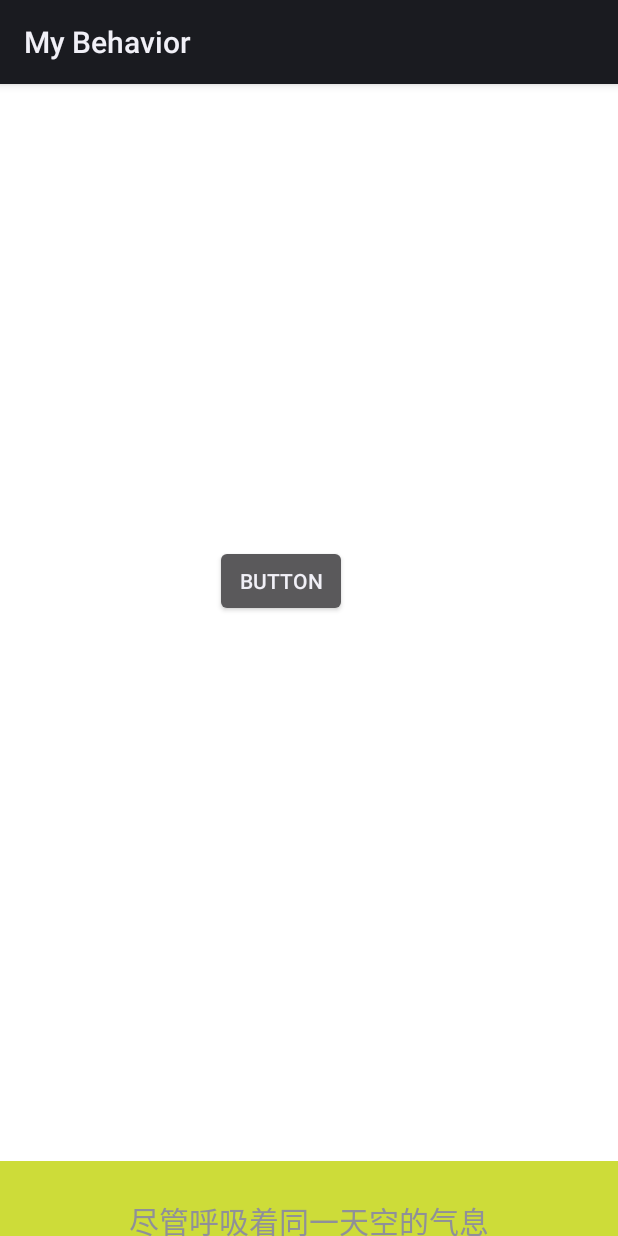
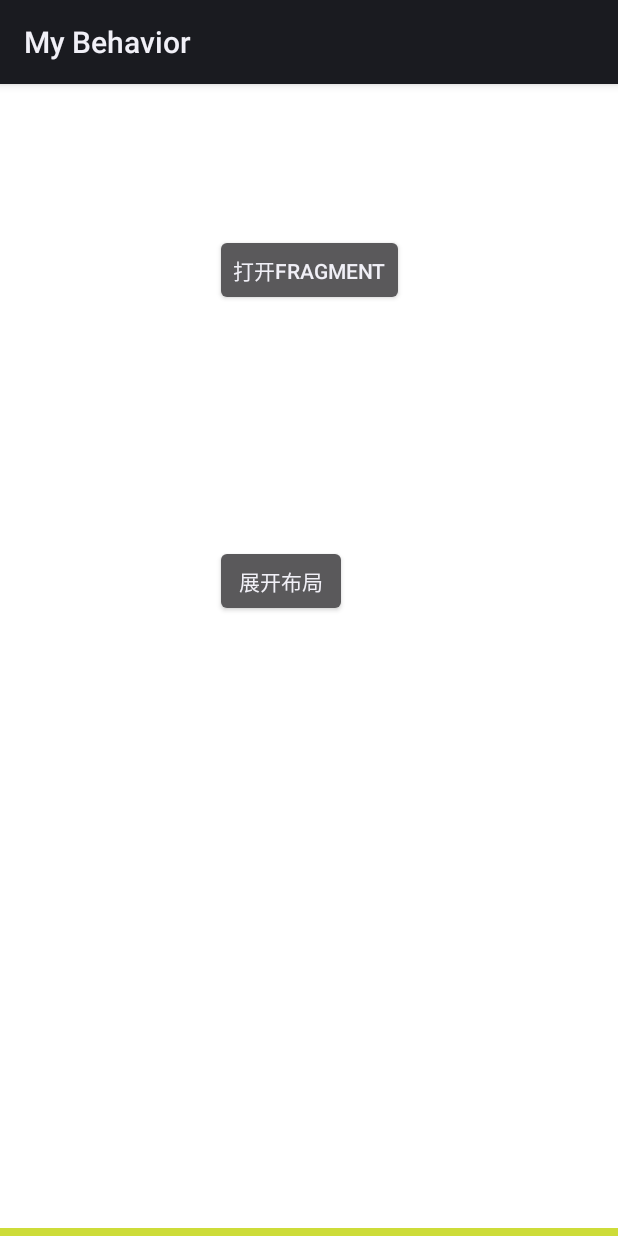
Before and after one commit to liangke21/Behavior, an Android app: the layout activity_main.xml on its own in the app's theme, with its tools: preview values and no code run, on a phone screen of 412 x 824 dp. Run offline under Robolectric (Android 15) with nearby library versions, the phone set to English and light mode, and no system bars.

Commit message:
准备修改偏移量

```diff
--- a/app/src/main/java/com/example/myBehavior/internal/ViewUtils.kt
+++ b/app/src/main/java/com/example/myBehavior/internal/ViewUtils.kt
@@ -15,9 +15,9 @@ object ViewUtils {
         // 创建视图填充状态的快照。
         val initialPadding = RelativePadding(
             ViewCompat.getPaddingStart(view),
-            view.paddingRight,//TODO 顶部换右边 view.paddingTop,
+            view.paddingTop,//TODO 顶部换右边 view.paddingTop,
             ViewCompat.getPaddingEnd(view),
-            view.paddingLeft //TODO 左边换底部 view.paddingBottom
+            view.paddingBottom //TODO 左边换底部 view.paddingBottom
         )
 
         // 设置一个实际的 OnApplyWindowInsetsListener 代理给定的回调，也传递
--- a/app/src/main/java/com/example/myBehavior/view/LeftSheetBehavior.kt
+++ b/app/src/main/java/com/example/myBehavior/view/LeftSheetBehavior.kt
@@ -27,7 +27,7 @@ import androidx.customview.view.AbsSavedState
 import androidx.customview.widget.ViewDragHelper
 import com.example.myBehavior.R
 import com.example.myBehavior.internal.ViewUtils
-import com.google.android.material.bottomsheet.BottomSheetBehavior
+
 import com.google.android.material.resources.MaterialResources
 import com.google.android.material.shape.MaterialShapeDrawable
 import com.google.android.material.shape.ShapeAppearanceModel
@@ -244,7 +244,7 @@ class LeftSheetBehavior<V : View> : CoordinatorLayout.Behavior<V> {
         } else {
             setPeekHeight(
                 a.getDimensionPixelSize(
-                    R.styleable.BottomSheetBehavior_Layout_behavior_peekHeight, BottomSheetBehavior.PEEK_HEIGHT_AUTO
+                    R.styleable.BottomSheetBehavior_Layout_behavior_peekHeight, PEEK_HEIGHT_AUTO
                 )
             )
         }
@@ -259,7 +259,7 @@ class LeftSheetBehavior<V : View> : CoordinatorLayout.Behavior<V> {
             a.getBoolean(R.styleable.BottomSheetBehavior_Layout_behavior_skipCollapsed, false)
         )
         setDraggable(a.getBoolean(R.styleable.BottomSheetBehavior_Layout_behavior_draggable, true))
-        setSaveFlags(a.getInt(R.styleable.BottomSheetBehavior_Layout_behavior_saveFlags, BottomSheetBehavior.SAVE_NONE))
+        setSaveFlags(a.getInt(R.styleable.BottomSheetBehavior_Layout_behavior_saveFlags, SAVE_NONE))
         setHalfExpandedRatio(
             a.getFloat(R.styleable.BottomSheetBehavior_Layout_behavior_halfExpandedRatio, 0.5f)
         )
@@ -423,7 +423,7 @@ class LeftSheetBehavior<V : View> : CoordinatorLayout.Behavior<V> {
      * @attr ref
      * com.google.android.material.R.styleable#BottomSheetBehavior_Layout_behavior_peekHeight
      */
-    open fun setPeekHeight(peekHeight: Int) {
+     fun setPeekHeight(peekHeight: Int) {
         setPeekHeight(peekHeight, false)
     }
 
@@ -581,7 +581,7 @@ class LeftSheetBehavior<V : View> : CoordinatorLayout.Behavior<V> {
             viewDragHelper = dragCallback?.let { ViewDragHelper.create(parent, it) }
         }
         //TODO 顶部换右边
-        val savedTop = child.top
+        val savedTop = child.right
         // 首先让父级布局
         parent.onLayoutChild(child, layoutDirection)
         // 偏移底部纸张
@@ -603,7 +603,7 @@ class LeftSheetBehavior<V : View> : CoordinatorLayout.Behavior<V> {
             ViewCompat.offsetTopAndBottom(child, collapsedOffset)
         } else if (state == STATE_DRAGGING || state == STATE_SETTLING) {
             //TODO 顶部换右边
-            ViewCompat.offsetTopAndBottom(child, savedTop - child.right)
+            ViewCompat.offsetTopAndBottom(child, savedTop - child.top)
         }
 
         nestedScrollingChildRef = WeakReference<View>(findScrollingChild(child))
@@ -720,7 +720,7 @@ class LeftSheetBehavior<V : View> : CoordinatorLayout.Behavior<V> {
             if (newTop < getExpandedOffset()) {
                 consumed[1] = currentTop - getExpandedOffset()
                 //TODO 顶部和底部 改 左部和右部
-                ViewCompat.offsetTopAndBottom(child, -consumed[1])
+                ViewCompat.offsetLeftAndRight(child, -consumed[1])
                 setStateInternal(STATE_EXPANDED)
             } else {
                 if (!draggable) {
@@ -729,7 +729,7 @@ class LeftSheetBehavior<V : View> : CoordinatorLayout.Behavior<V> {
                 }
                 consumed[1] = dy
                 //TODO 顶部和底部 改 左部和右部
-                ViewCompat.offsetTopAndBottom(child, -dy)
+                ViewCompat.offsetLeftAndRight(child, -dy)
                 setStateInternal(STATE_DRAGGING)
             }
         } else if (dy < 0) { // Downward
@@ -741,17 +741,17 @@ class LeftSheetBehavior<V : View> : CoordinatorLayout.Behavior<V> {
                     }
                     consumed[1] = dy
                     //TODO 顶部和底部 改 左部和右部
-                    ViewCompat.offsetTopAndBottom(child, -dy)
+                    ViewCompat.offsetLeftAndRight(child, -dy)
                     setStateInternal(STATE_DRAGGING)
                 } else {
                     consumed[1] = currentTop - collapsedOffset
-                    ViewCompat.offsetTopAndBottom(child, -consumed[1])
+                    ViewCompat.offsetLeftAndRight(child, -consumed[1])
                     setStateInternal(STATE_COLLAPSED)
                 }
             }
         }
         //todo 顶部换右
-        dispatchOnSlide(child.top)
+        dispatchOnSlide(child.right)
         lastNestedScrollDy = dy
         nestedScrolled = true
     }
@@ -1086,7 +1086,7 @@ class LeftSheetBehavior<V : View> : CoordinatorLayout.Behavior<V> {
                     return false
                 }
             }
-            return viewRef != null && viewRef!!.get() === child
+            return viewRef != null && viewRef!!.get() == child
         }
 
         override fun onViewPositionChanged(
@@ -1221,6 +1221,8 @@ class LeftSheetBehavior<V : View> : CoordinatorLayout.Behavior<V> {
                 collapsedOffset
             }
         }
+
+
     }
     //</editor-fold>
 
--- a/app/src/main/res/layout/activity_main.xml
+++ b/app/src/main/res/layout/activity_main.xml
@@ -13,15 +13,37 @@
         android:layout_height="wrap_content"
         android:layout_marginStart="143dp"
         android:layout_marginTop="307dp"
-        android:text="Button"
+        android:text="展开布局"
         app:layout_constraintStart_toStartOf="parent"
         app:layout_constraintTop_toTopOf="parent" />
+
+    <Button
+        android:id="@+id/button6"
+        android:layout_width="wrap_content"
+        android:layout_height="wrap_content"
+        android:layout_marginStart="143dp"
+        android:layout_marginTop="100dp"
+        android:text="打开Fragment"
+        app:layout_constraintStart_toStartOf="parent"
+        app:layout_constraintTop_toTopOf="parent" />
+
+    <HorizontalScrollView
+        android:layout_width="match_parent"
+        android:layout_height="match_parent"
+        android:contentDescription="横向滑动">
+
+        <FrameLayout
+            android:id="@+id/fl"
+            android:layout_width="wrap_content"
+            android:layout_height="match_parent" />
+    </HorizontalScrollView>
 
     <androidx.coordinatorlayout.widget.CoordinatorLayout
         android:layout_width="match_parent"
         android:layout_height="match_parent"
-        android:orientation="vertical">
-        <include layout="@layout/bottom_sheet_behavior"/>
+        android:orientation="horizontal">
+
+        <include layout="@layout/bottom_sheet_behavior" />
 
     </androidx.coordinatorlayout.widget.CoordinatorLayout>
 </androidx.constraintlayout.widget.ConstraintLayout>
--- a/app/src/main/res/layout/bottom_sheet_behavior.xml
+++ b/app/src/main/res/layout/bottom_sheet_behavior.xml
@@ -6,7 +6,7 @@
   android:orientation="vertical"
   android:layout_width="match_parent"
   android:layout_height="match_parent"
-  app:behavior_peekHeight="50dp"
+  app:behavior_peekHeight="5dp"
   app:behavior_hideable="true"
   app:layout_behavior="@string/bottom_sheet_behavior"
   android:background="#CDDC39"
```
Also changed, not shown: app/build.gradle (+12 -0 lines), app/src/main/java/com/example/myBehavior/BlankFragment.kt (added, +31 -0 lines), app/src/main/java/com/example/myBehavior/BlankViewModel.kt (added, +7 -0 lines), app/src/main/java/com/example/myBehavior/MainActivity.kt (+18 -5 lines), app/src/main/res/layout/blank_fragment.xml (added, +13 -0 lines).
